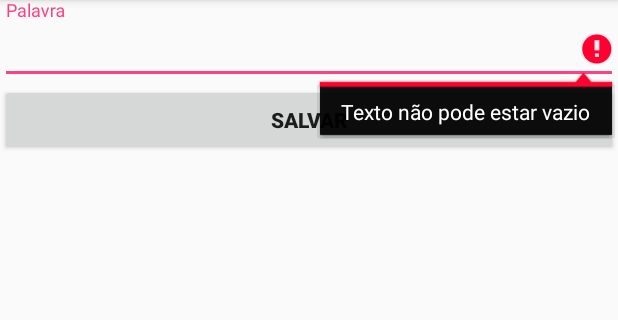
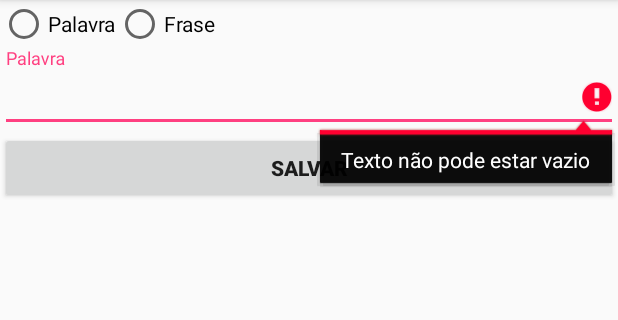
Before and after one commit to LeonardoSalmento/Jogo-da-Forca, an Android app: the AdicionarTextoActivity screen opened directly, with no data from a screen before it, after a tap on "SALVAR", on a phone screen of 412 x 824 dp, the part 84-404 px from its top. Run offline under Robolectric (Android 15) with nearby library versions, the phone set to English and light mode, and no system bars; our stand-ins replace ButterKnife; libraries missing offline, so code that uses them is left out: io.objectbox, io.objectbox.annotation, io.objectbox.relation; 1 statement that could not run was skipped.

Commit message:
Atualização das classes modelo e activities

```diff
--- a/app/src/main/AndroidManifest.xml
+++ b/app/src/main/AndroidManifest.xml
@@ -20,7 +20,8 @@
         <activity android:name=".activities.TemasActivity" />
         <activity android:name=".activities.TextosActivity" />
         <activity android:name=".activities.AdicionarTemaActivity" />
-        <activity android:name=".activities.AdicionarTextoActivity"></activity>
+        <activity android:name=".activities.AdicionarTextoActivity" />
+        <activity android:name=".activities.JogoActivity"></activity>
     </application>
 
 </manifest>
--- a/app/src/main/java/com/leo/jogodaforca/activities/AdicionarTemaActivity.java
+++ b/app/src/main/java/com/leo/jogodaforca/activities/AdicionarTemaActivity.java
@@ -40,7 +40,7 @@ public class AdicionarTemaActivity extends AppCompatActivity {
         }
 
         else {
-            tema.setNome(txtTema);
+            tema.setNome(txtTema.trim());
             temaBox.put(tema);
 
             finish();
--- a/app/src/main/java/com/leo/jogodaforca/activities/AdicionarTextoActivity.java
+++ b/app/src/main/java/com/leo/jogodaforca/activities/AdicionarTextoActivity.java
@@ -4,6 +4,8 @@ import android.support.v7.app.AppCompatActivity;
 import android.os.Bundle;
 import android.view.View;
 import android.widget.EditText;
+import android.widget.RadioButton;
+import android.widget.RadioGroup;
 import android.widget.Toast;
 
 import com.leo.jogodaforca.App;
@@ -17,6 +19,7 @@ import butterknife.OnClick;
 import io.objectbox.Box;
 
 public class AdicionarTextoActivity extends AppCompatActivity {
+    @BindView(R.id.alternativas) RadioGroup radioGroup;
     @BindView(R.id.edit_texto) EditText editTexto;
 
     private Texto texto;
@@ -38,13 +41,22 @@ public class AdicionarTextoActivity extends AppCompatActivity {
     @OnClick(R.id.btn_salvar_texto)
     public void salvarTexto(View view) {
         String text = editTexto.getText().toString();
+        int radioButtonId = radioGroup.getCheckedRadioButtonId();
 
         if(editTexto.length() == 0) {
             editTexto.setError("Texto não pode estar vazio");
         }
 
+        else if(radioButtonId == -1) {
+            Toast.makeText(this, "Selecione palavra ou frase!", Toast.LENGTH_SHORT);
+        }
+
         else {
-            texto.setTexto(text);
+            if (radioButtonId == R.id.eh_frase) {
+                texto.setEhFrase(true);
+            }
+
+            texto.setTexto(text.trim());
             texto.getTemaToOne().setTargetId(temaId);
             textoBox.put(texto);
 
--- a/app/src/main/java/com/leo/jogodaforca/activities/MainActivity.java
+++ b/app/src/main/java/com/leo/jogodaforca/activities/MainActivity.java
@@ -26,4 +26,9 @@ public class MainActivity extends AppCompatActivity {
     public void abrirAdicionarPalavra(View view) {
         startActivity(new Intent(this, TemasActivity.class));
     }
+
+    @OnClick(R.id.btn_iniciar_jogo)
+    public void abrirInciarJogo(View view) {
+        startActivity(new Intent(this, JogoActivity.class));
+    }
 }
--- a/app/src/main/java/com/leo/jogodaforca/models/Jogador.java
+++ b/app/src/main/java/com/leo/jogodaforca/models/Jogador.java
@@ -8,6 +8,7 @@ import io.objectbox.relation.ToOne;
 /**
  * Created by Leo on 5/6/2018.
  */
+
 @Entity
 public class Jogador {
     @Id
@@ -15,7 +16,6 @@ public class Jogador {
     private String nome;
     private Integer pontuacao;
 
-    @Backlink
     private ToOne<Ranking> rankingToOne;
 
     public Jogador() {
--- a/app/src/main/java/com/leo/jogodaforca/models/Ranking.java
+++ b/app/src/main/java/com/leo/jogodaforca/models/Ranking.java
@@ -10,6 +10,7 @@ import io.objectbox.relation.ToMany;
 /**
  * Created by Leo on 5/6/2018.
  */
+
 @Entity
 public class Ranking {
     @Id
--- a/app/src/main/java/com/leo/jogodaforca/models/Tema.java
+++ b/app/src/main/java/com/leo/jogodaforca/models/Tema.java
@@ -10,6 +10,7 @@ import io.objectbox.relation.ToMany;
 /**
  * Created by Leo on 5/6/2018.
  */
+
 @Entity
 public class Tema {
     @Id
--- a/app/src/main/java/com/leo/jogodaforca/models/Texto.java
+++ b/app/src/main/java/com/leo/jogodaforca/models/Texto.java
@@ -8,13 +8,14 @@ import io.objectbox.relation.ToOne;
 /**
  * Created by Leo on 5/6/2018.
  */
+
 @Entity
 public class Texto {
     @Id
     private Long id;
     private String texto;
+    private boolean ehFrase;
 
-    @Backlink
     private ToOne<Tema> temaToOne;
 
     public Texto() {
@@ -43,4 +44,12 @@ public class Texto {
     public void setTemaToOne(ToOne<Tema> temaToOne) {
         this.temaToOne = temaToOne;
     }
+
+    public void setEhFrase(boolean ehFrase) {
+        this.ehFrase = ehFrase;
+    }
+
+    public boolean getEhFrase() {
+        return ehFrase;
+    }
 }
--- a/app/src/main/res/layout/activity_adicionar_texto.xml
+++ b/app/src/main/res/layout/activity_adicionar_texto.xml
@@ -6,6 +6,26 @@
     android:layout_height="match_parent"
     android:orientation="vertical"
     tools:context=".activities.AdicionarTextoActivity">
+
+    <RadioGroup
+        android:id="@+id/alternativas"
+        android:layout_width="wrap_content"
+        android:layout_height="wrap_content"
+        android:orientation="horizontal">
+
+        <RadioButton
+            android:id="@+id/eh_palavra"
+            android:layout_width="wrap_content"
+            android:layout_height="wrap_content"
+            android:text="Palavra" />
+
+        <RadioButton
+            android:id="@+id/eh_frase"
+            android:layout_width="wrap_content"
+            android:layout_height="wrap_content"
+            android:text="Frase" />
+
+    </RadioGroup>
 
     <android.support.design.widget.TextInputLayout
         android:layout_width="match_parent"
```
Also changed, not shown: app/src/main/java/com/leo/jogodaforca/activities/JogoActivity.java (added, +50 -0 lines), app/src/main/java/com/leo/jogodaforca/models/Rodada.java (+36 -13 lines), app/src/main/res/layout/activity_jogo.xml (added, +14 -0 lines), app/src/main/res/layout/activity_main.xml (+15 -1 lines), app/src/main/res/layout/activity_textos.xml (line endings or trailing spaces), 2 other files.
